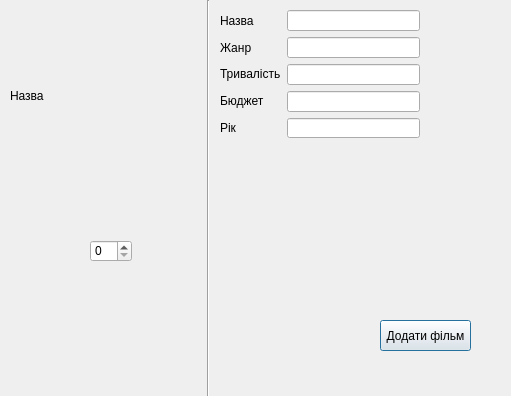
Old version of the form Conect_BD/adminaccount.ui in the repository VladZhylchuk/Course_project.
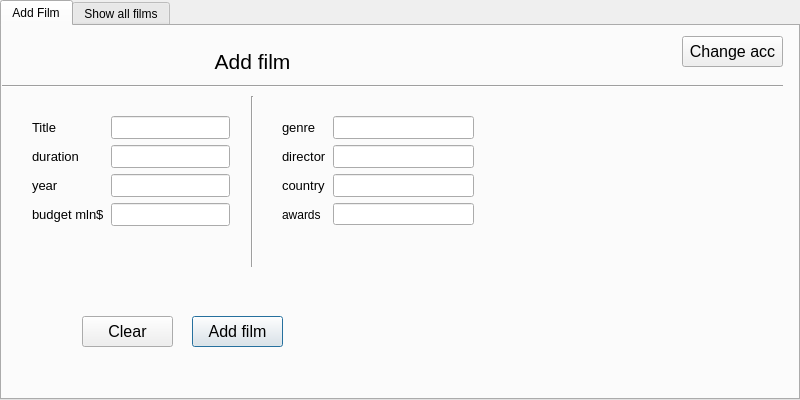
New version of the form.

Diff of the .ui file:
```diff
--- a/Conect_BD/adminaccount.ui
+++ b/Conect_BD/adminaccount.ui
@@ -6,131 +6,510 @@
    <rect>
     <x>0</x>
     <y>0</y>
-    <width>511</width>
-    <height>396</height>
+    <width>800</width>
+    <height>400</height>
    </rect>
   </property>
+  <property name="minimumSize">
+   <size>
+    <width>800</width>
+    <height>400</height>
+   </size>
+  </property>
+  <property name="maximumSize">
+   <size>
+    <width>800</width>
+    <height>400</height>
+   </size>
+  </property>
   <property name="windowTitle">
    <string>Dialog</string>
   </property>
-  <widget class="QPushButton" name="pushButton">
-   <property name="geometry">
-    <rect>
-     <x>380</x>
-     <y>320</y>
-     <width>91</width>
-     <height>31</height>
-    </rect>
+  <widget class="QTabWidget" name="tabWidget">
+   <property name="enabled">
+    <bool>true</bool>
    </property>
-   <property name="text">
-    <string>Додати фільм</string>
-   </property>
-  </widget>
-  <widget class="QLabel" name="label_6">
    <property name="geometry">
     <rect>
-     <x>10</x>
-     <y>10</y>
-     <width>181</width>
-     <height>171</height>
-    </rect>
-   </property>
-   <property name="text">
-    <string>Назва </string>
-   </property>
-  </widget>
-  <widget class="QWidget" name="layoutWidget">
-   <property name="geometry">
-    <rect>
-     <x>220</x>
-     <y>10</y>
-     <width>200</width>
-     <height>128</height>
-    </rect>
-   </property>
-   <layout class="QHBoxLayout" name="horizontalLayout">
-    <item>
-     <layout class="QVBoxLayout" name="verticalLayout">
-      <item>
-       <widget class="QLabel" name="label_4">
-        <property name="text">
-         <string>Назва </string>
-        </property>
-       </widget>
-      </item>
-      <item>
-       <widget class="QLabel" name="label">
-        <property name="text">
-         <string>Жанр</string>
-        </property>
-       </widget>
-      </item>
-      <item>
-       <widget class="QLabel" name="label_2">
-        <property name="text">
-         <string>Тривалість</string>
-        </property>
-       </widget>
-      </item>
-      <item>
-       <widget class="QLabel" name="label_3">
-        <property name="text">
-         <string>Бюджет</string>
-        </property>
-       </widget>
-      </item>
-      <item>
-       <widget class="QLabel" name="label_5">
-        <property name="text">
-         <string>Рік</string>
-        </property>
-       </widget>
-      </item>
-     </layout>
-    </item>
-    <item>
-     <layout class="QVBoxLayout" name="verticalLayout_2">
-      <item>
-       <widget class="QLineEdit" name="lineEdit"/>
-      </item>
-      <item>
-       <widget class="QLineEdit" name="lineEdit_2"/>
-      </item>
-      <item>
-       <widget class="QLineEdit" name="lineEdit_3"/>
-      </item>
-      <item>
-       <widget class="QLineEdit" name="lineEdit_4"/>
-      </item>
-      <item>
-       <widget class="QLineEdit" name="lineEdit_5"/>
-      </item>
-     </layout>
-    </item>
-   </layout>
-  </widget>
-  <widget class="QSpinBox" name="spinBox">
-   <property name="geometry">
-    <rect>
-     <x>90</x>
-     <y>240</y>
-     <width>42</width>
-     <height>22</height>
-    </rect>
-   </property>
-  </widget>
-  <widget class="Line" name="line">
-   <property name="geometry">
-    <rect>
-     <x>200</x>
+     <x>0</x>
      <y>0</y>
-     <width>16</width>
-     <height>401</height>
+     <width>800</width>
+     <height>400</height>
     </rect>
    </property>
-   <property name="orientation">
-    <enum>Qt::Vertical</enum>
+   <property name="maximumSize">
+    <size>
+     <width>800</width>
+     <height>400</height>
+    </size>
    </property>
+   <property name="styleSheet">
+    <string notr="true"/>
+   </property>
+   <property name="currentIndex">
+    <number>0</number>
+   </property>
+   <property name="elideMode">
+    <enum>Qt::ElideLeft</enum>
+   </property>
+   <property name="documentMode">
+    <bool>false</bool>
+   </property>
+   <property name="tabsClosable">
+    <bool>false</bool>
+   </property>
+   <property name="movable">
+    <bool>true</bool>
+   </property>
+   <widget class="QWidget" name="tab">
+    <attribute name="title">
+     <string>Add Film</string>
+    </attribute>
+    <widget class="QPushButton" name="Add_Film">
+     <property name="geometry">
+      <rect>
+       <x>190</x>
+       <y>290</y>
+       <width>91</width>
+       <height>31</height>
+      </rect>
+     </property>
+     <property name="font">
+      <font>
+       <pointsize>12</pointsize>
+      </font>
+     </property>
+     <property name="text">
+      <string>Add film</string>
+     </property>
+    </widget>
+    <widget class="QWidget" name="layoutWidget">
+     <property name="geometry">
+      <rect>
+       <x>280</x>
+       <y>90</y>
+       <width>192</width>
+       <height>110</height>
+      </rect>
+     </property>
+     <layout class="QHBoxLayout" name="horizontalLayout_2">
+      <item>
+       <layout class="QVBoxLayout" name="verticalLayout_4">
+        <item>
+         <widget class="QLabel" name="label_13">
+          <property name="font">
+           <font>
+            <pointsize>10</pointsize>
+           </font>
+          </property>
+          <property name="text">
+           <string>genre</string>
+          </property>
+         </widget>
+        </item>
+        <item>
+         <widget class="QLabel" name="label_14">
+          <property name="font">
+           <font>
+            <pointsize>10</pointsize>
+           </font>
+          </property>
+          <property name="text">
+           <string>director</string>
+          </property>
+         </widget>
+        </item>
+        <item>
+         <widget class="QLabel" name="label_15">
+          <property name="font">
+           <font>
+            <pointsize>10</pointsize>
+           </font>
+          </property>
+          <property name="text">
+           <string>country</string>
+          </property>
+         </widget>
+        </item>
+        <item>
+         <widget class="QLabel" name="label_16">
+          <property name="text">
+           <string>awards</string>
+          </property>
+         </widget>
+        </item>
+       </layout>
+      </item>
+      <item>
+       <layout class="QVBoxLayout" name="verticalLayout_5">
+        <item>
+         <widget class="QLineEdit" name="genre">
+          <property name="enabled">
+           <bool>true</bool>
+          </property>
+          <property name="font">
+           <font>
+            <pointsize>10</pointsize>
+           </font>
+          </property>
+         </widget>
+        </item>
+        <item>
+         <widget class="QLineEdit" name="director">
+          <property name="enabled">
+           <bool>true</bool>
+          </property>
+          <property name="font">
+           <font>
+            <pointsize>10</pointsize>
+           </font>
+          </property>
+         </widget>
+        </item>
+        <item>
+         <widget class="QLineEdit" name="coutntry">
+          <property name="enabled">
+           <bool>true</bool>
+          </property>
+          <property name="font">
+           <font>
+            <pointsize>10</pointsize>
+           </font>
+          </property>
+         </widget>
+        </item>
+        <item>
+         <widget class="QLineEdit" name="film_awards">
+          <property name="enabled">
+           <bool>true</bool>
+          </property>
+         </widget>
+        </item>
+       </layout>
+      </item>
+     </layout>
+    </widget>
+    <widget class="Line" name="line">
+     <property name="geometry">
+      <rect>
+       <x>0</x>
+       <y>50</y>
+       <width>781</width>
+       <height>20</height>
+      </rect>
+     </property>
+     <property name="orientation">
+      <enum>Qt::Horizontal</enum>
+     </property>
+    </widget>
+    <widget class="Line" name="line_3">
+     <property name="geometry">
+      <rect>
+       <x>240</x>
+       <y>70</y>
+       <width>20</width>
+       <height>171</height>
+      </rect>
+     </property>
+     <property name="orientation">
+      <enum>Qt::Vertical</enum>
+     </property>
+    </widget>
+    <widget class="QLabel" name="label">
+     <property name="geometry">
+      <rect>
+       <x>200</x>
+       <y>20</y>
+       <width>101</width>
+       <height>31</height>
+      </rect>
+     </property>
+     <property name="font">
+      <font>
+       <pointsize>16</pointsize>
+      </font>
+     </property>
+     <property name="text">
+      <string>Add film</string>
+     </property>
+     <property name="alignment">
+      <set>Qt::AlignCenter</set>
+     </property>
+    </widget>
+    <widget class="QWidget" name="layoutWidget">
+     <property name="geometry">
+      <rect>
+       <x>30</x>
+       <y>90</y>
+       <width>198</width>
+       <height>110</height>
+      </rect>
+     </property>
+     <layout class="QHBoxLayout" name="horizontalLayout_3">
+      <item>
+       <layout class="QVBoxLayout" name="verticalLayout">
+        <item>
+         <widget class="QLabel" name="label_3">
+          <property name="font">
+           <font>
+            <pointsize>10</pointsize>
+           </font>
+          </property>
+          <property name="text">
+           <string>Title</string>
+          </property>
+         </widget>
+        </item>
+        <item>
+         <widget class="QLabel" name="label_4">
+          <property name="font">
+           <font>
+            <pointsize>10</pointsize>
+           </font>
+          </property>
+          <property name="text">
+           <string>duration</string>
+          </property>
+         </widget>
+        </item>
+        <item>
+         <widget class="QLabel" name="label_11">
+          <property name="font">
+           <font>
+            <pointsize>10</pointsize>
+           </font>
+          </property>
+          <property name="text">
+           <string>year</string>
+          </property>
+         </widget>
+        </item>
+        <item>
+         <widget class="QLabel" name="label_12">
+          <property name="font">
+           <font>
+            <pointsize>10</pointsize>
+           </font>
+          </property>
+          <property name="text">
+           <string>budget mln$</string>
+          </property>
+         </widget>
+        </item>
+       </layout>
+      </item>
+      <item>
+       <layout class="QVBoxLayout" name="verticalLayout_3">
+        <item>
+         <widget class="QLineEdit" name="title">
+          <property name="enabled">
+           <bool>true</bool>
+          </property>
+          <property name="font">
+           <font>
+            <pointsize>10</pointsize>
+           </font>
+          </property>
+         </widget>
+        </item>
+        <item>
+         <widget class="QLineEdit" name="duration">
+          <property name="enabled">
+           <bool>true</bool>
+          </property>
+          <property name="font">
+           <font>
+            <pointsize>10</pointsize>
+           </font>
+          </property>
+         </widget>
+        </item>
+        <item>
+         <widget class="QLineEdit" name="year">
+          <property name="enabled">
+           <bool>true</bool>
+          </property>
+          <property name="font">
+           <font>
+            <pointsize>10</pointsize>
+           </font>
+          </property>
+         </widget>
+        </item>
+        <item>
+         <widget class="QLineEdit" name="budget">
+          <property name="enabled">
+           <bool>true</bool>
+          </property>
+          <property name="font">
+           <font>
+            <pointsize>10</pointsize>
+           </font>
+          </property>
+         </widget>
+        </item>
+       </layout>
+      </item>
+     </layout>
+    </widget>
+    <widget class="QPushButton" name="Delete_2">
+     <property name="geometry">
+      <rect>
+       <x>80</x>
+       <y>290</y>
+       <width>91</width>
+       <height>31</height>
+      </rect>
+     </property>
+     <property name="font">
+      <font>
+       <pointsize>12</pointsize>
+      </font>
+     </property>
+     <property name="text">
+      <string>Clear</string>
+     </property>
+    </widget>
+    <widget class="QLabel" name="Error">
+     <property name="geometry">
+      <rect>
+       <x>80</x>
+       <y>250</y>
+       <width>391</width>
+       <height>21</height>
+      </rect>
+     </property>
+     <property name="font">
+      <font>
+       <pointsize>12</pointsize>
+      </font>
+     </property>
+     <property name="text">
+      <string/>
+     </property>
+    </widget>
+    <widget class="QPushButton" name="Delete_3">
+     <property name="geometry">
+      <rect>
+       <x>680</x>
+       <y>10</y>
+       <width>101</width>
+       <height>31</height>
+      </rect>
+     </property>
+     <property name="font">
+      <font>
+       <pointsize>12</pointsize>
+      </font>
+     </property>
+     <property name="text">
+      <string>Change acc</string>
+     </property>
+    </widget>
+   </widget>
+   <widget class="QWidget" name="tab_2">
+    <attribute name="title">
+     <string>Show all films</string>
+    </attribute>
+    <widget class="QPushButton" name="Delete">
+     <property name="geometry">
+      <rect>
+       <x>440</x>
+       <y>100</y>
+       <width>91</width>
+       <height>31</height>
+      </rect>
+     </property>
+     <property name="font">
+      <font>
+       <pointsize>12</pointsize>
+      </font>
+     </property>
+     <property name="text">
+      <string>Delete</string>
+     </property>
+    </widget>
+    <widget class="Line" name="line_2">
+     <property name="geometry">
+      <rect>
+       <x>10</x>
+       <y>60</y>
+       <width>351</width>
+       <height>16</height>
+      </rect>
+     </property>
+     <property name="orientation">
+      <enum>Qt::Horizontal</enum>
+     </property>
+    </widget>
+    <widget class="QLabel" name="label_5">
+     <property name="geometry">
+      <rect>
+       <x>30</x>
+       <y>30</y>
+       <width>111</width>
+       <height>21</height>
+      </rect>
+     </property>
+     <property name="font">
+      <font>
+       <pointsize>15</pointsize>
+      </font>
+     </property>
+     <property name="text">
+      <string>All films</string>
+     </property>
+     <property name="alignment">
+      <set>Qt::AlignCenter</set>
+     </property>
+    </widget>
+    <widget class="QListWidget" name="listWidget">
+     <property name="geometry">
+      <rect>
+       <x>20</x>
+       <y>90</y>
+       <width>171</width>
+       <height>251</height>
+      </rect>
+     </property>
+    </widget>
+    <widget class="QComboBox" name="comboBox">
+     <property name="geometry">
+      <rect>
+       <x>220</x>
+       <y>100</y>
+       <width>201</width>
+       <height>31</height>
+      </rect>
+     </property>
+     <property name="font">
+      <font>
+       <pointsize>12</pointsize>
+      </font>
+     </property>
+    </widget>
+    <widget class="QLabel" name="label_6">
+     <property name="geometry">
+      <rect>
+       <x>220</x>
+       <y>70</y>
+       <width>71</width>
+       <height>21</height>
+      </rect>
+     </property>
+     <property name="font">
+      <font>
+       <pointsize>15</pointsize>
+      </font>
+     </property>
+     <property name="text">
+      <string>Filters</string>
+     </property>
+     <property name="alignment">
+      <set>Qt::AlignCenter</set>
+     </property>
+    </widget>
+   </widget>
   </widget>
  </widget>
  <resources/>
```
